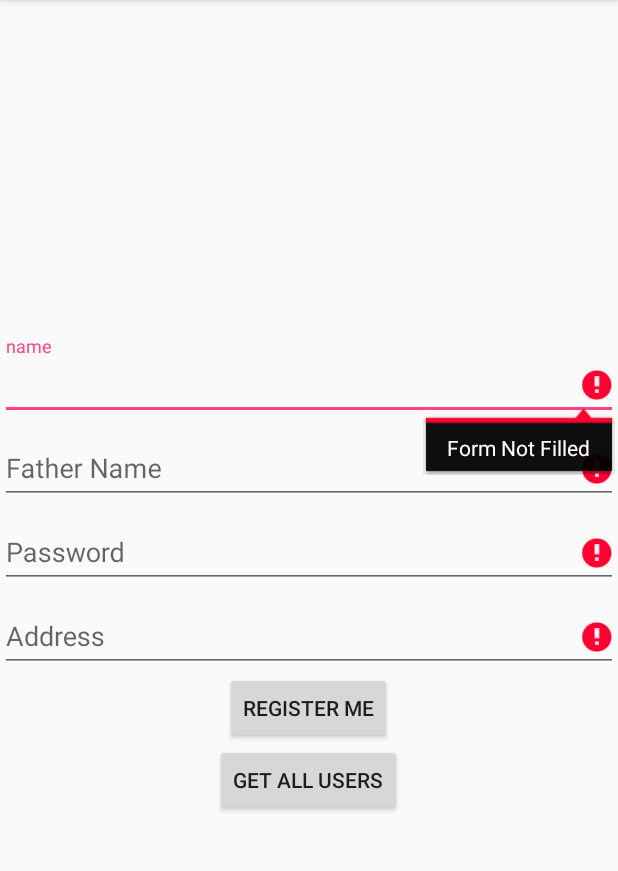
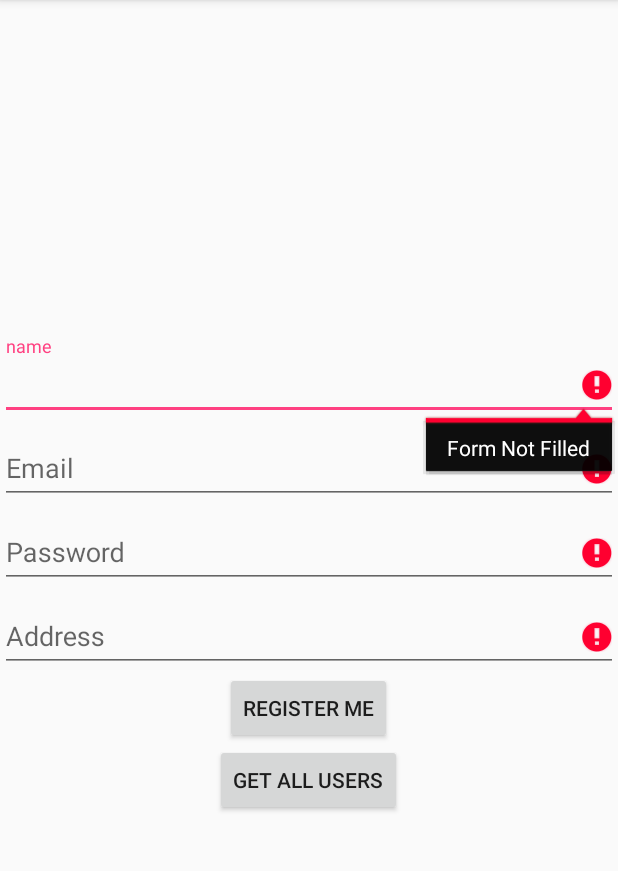
Before and after one commit to AhsanNawazg49/softAndroid, an Android app: the screen it shows after launch (MainActivity), after a tap on "REGISTER ME", on a phone screen of 412 x 824 dp, the part 84-955 px from its top. Run offline under Robolectric (Android 15) with nearby library versions, the light colour scheme and no system bars; our stand-ins replace Volley.

Commit message:
register new user using andorid

```diff
--- a/ServerApp/app/src/main/java/com/grimreaper/serverapp/MainActivity.java
+++ b/ServerApp/app/src/main/java/com/grimreaper/serverapp/MainActivity.java
@@ -16,12 +16,13 @@ import com.android.volley.VolleyError;
 import com.android.volley.toolbox.StringRequest;
 import com.android.volley.toolbox.Volley;
 
+import java.util.HashMap;
 import java.util.Map;
 
 public class MainActivity extends AppCompatActivity {
 
-    EditText edtTxtName, edtTxtFName, edtTxtPass, edtTxtAddress;
-    String name, fname, pass, address;
+    EditText edtTxtName, edtTxtEmail, edtTxtPass, edtTxtAddress;
+    String name, pEmail, pass, address;
     Button btnRegister,btnGetAllUsers;
 
     @Override
@@ -29,7 +30,7 @@ public class MainActivity extends AppCompatActivity {
         super.onCreate(savedInstanceState);
         setContentView(R.layout.activity_main);
         edtTxtName = (EditText) findViewById(R.id.edt_txt_name);
-        edtTxtFName = (EditText) findViewById(R.id.edt_txt_fname);
+        edtTxtEmail = (EditText) findViewById(R.id.edt_txt_email);
         edtTxtPass = (EditText) findViewById(R.id.edt_txt_pass);
         edtTxtAddress = (EditText) findViewById(R.id.edt_txt_address);
 
@@ -41,18 +42,18 @@ public class MainActivity extends AppCompatActivity {
             public void onClick(View v) {
 //                /taking all the entered values from the user
                 name = edtTxtName.getText().toString();
-                fname = edtTxtFName.getText().toString();
+                pEmail = edtTxtEmail.getText().toString();
                 pass = edtTxtPass.getText().toString();
                 address = edtTxtAddress.getText().toString();
 
-                if (name.isEmpty() || fname.isEmpty() || pass.isEmpty() || address.isEmpty()) {
+                if (name.isEmpty() || pEmail.isEmpty() || pass.isEmpty() || address.isEmpty()) {
                     edtTxtName.setError("Form Not Filled");
-                    edtTxtFName.setError("Form Not Filled");
+                    edtTxtEmail.setError("Form Not Filled");
                     edtTxtPass.setError("Form Not Filled");
                     edtTxtAddress.setError("Form Not Filled");
                 } else {
 //                    here we will use the DBMS features
-
+                    InsertNewUser(name,pEmail,pass,address);
                 }
 
 
@@ -69,7 +70,7 @@ public class MainActivity extends AppCompatActivity {
 
 
 //    Insert New User Method
-public void InsertNewUser(String Name,String Email,String Pass,String Address){
+public void InsertNewUser(final String Name, final String pEmail, final String Pass, final String Address){
 
     //        StringRequest mStringRequest = new StringRequest(Request.Method.POST,);
     StringRequest mStringRequest = new StringRequest(1,getApplicationContext().getResources().getString(R.string.InsertNewUserUrl) , new Response.Listener<String>() {
@@ -85,7 +86,12 @@ public void InsertNewUser(String Name,String Email,String Pass,String Address){
     }){
         @Override
         protected Map<String, String> getParams() throws AuthFailureError {
-            return super.getParams();
+            Map<String, String> params = new HashMap<>();
+            params.put("PersonName",Name);
+            params.put("PersonEmail",pEmail);
+            params.put("PersonPass",Pass);
+            params.put("PersonAddress",Address);
+            return params;
         }
     };
 
--- a/ServerApp/app/src/main/res/layout/activity_main.xml
+++ b/ServerApp/app/src/main/res/layout/activity_main.xml
@@ -25,10 +25,10 @@
         android:layout_height="wrap_content">
 
         <EditText
-            android:id="@+id/edt_txt_fname"
+            android:id="@+id/edt_txt_email"
             android:layout_width="match_parent"
             android:layout_height="wrap_content"
-            android:hint="Father Name" />
+            android:hint="Email" />
     </android.support.design.widget.TextInputLayout>
 
     <android.support.design.widget.TextInputLayout
--- a/ServerApp/app/src/main/res/values/strings.xml
+++ b/ServerApp/app/src/main/res/values/strings.xml
@@ -1,5 +1,5 @@
 <resources>
     <string name="app_name">ServerApp</string>
-    <string name="basic_connection_url">http://192.168.2.117:8080/serverApp/getAllUsers.php</string>
-    <string name="InsertNewUserUrl">http://192.168.2.117:8080/serverApp/InsertNewUser.php</string>
+    <string name="basic_connection_url">http://192.168.0.104:8080/serverApp/getAllUsers.php</string>
+    <string name="InsertNewUserUrl">http://192.168.2.102:8080/serverApp/InsertNewUser.php</string>
 </resources>
```
